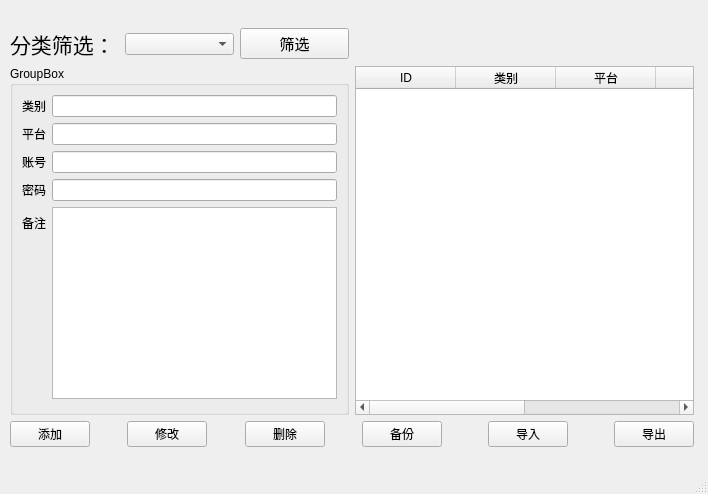
This is mainwindow.ui in Zyc-paper-tigers/PasswordManager as Qt 5 draws it before an edit. The edited form follows.
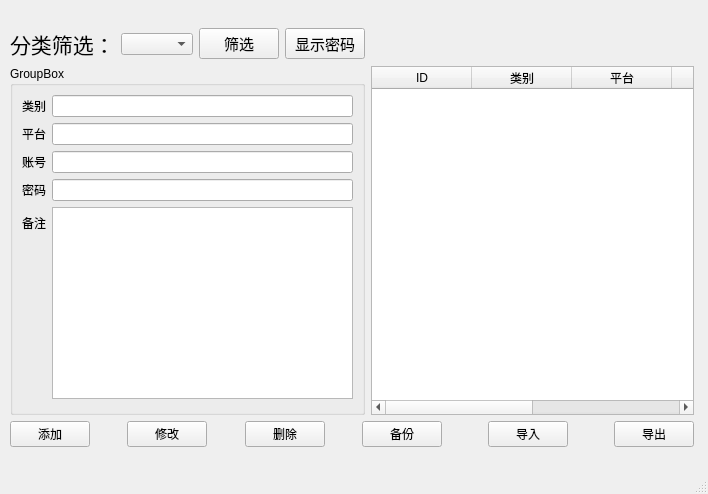
This is the edited form.

Commit message: 新增按钮及其弹窗：可以显示原始密码

What changed in the file:
```diff
--- a/mainwindow.ui
+++ b/mainwindow.ui
@@ -53,6 +53,18 @@
          </property>
         </widget>
        </item>
+       <item>
+        <widget class="QPushButton" name="btnShowPassword">
+         <property name="font">
+          <font>
+           <pointsize>11</pointsize>
+          </font>
+         </property>
+         <property name="text">
+          <string>显示密码</string>
+         </property>
+        </widget>
+       </item>
       </layout>
      </item>
      <item row="1" column="0">
```
The commit also changes 2 other files.
